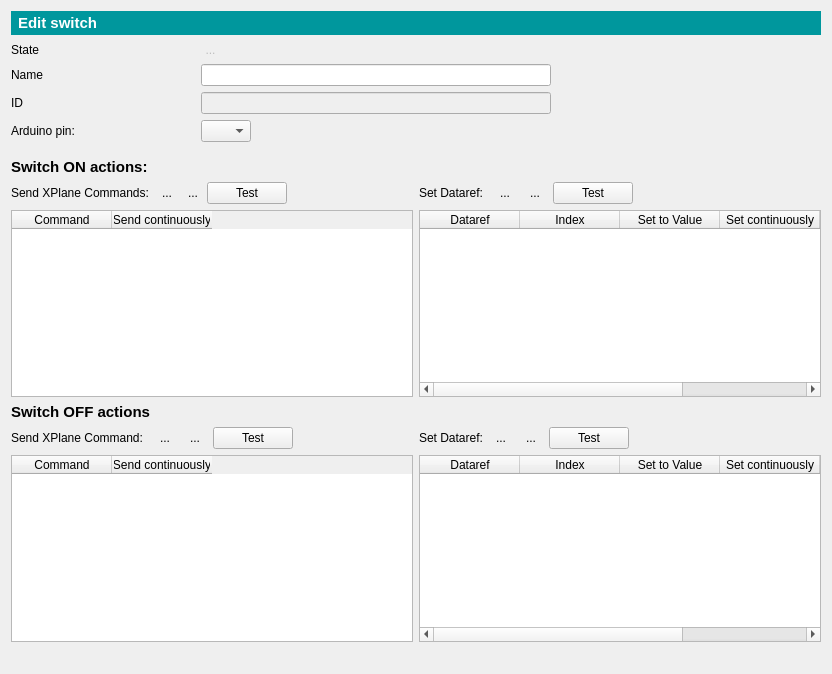
The window that gui/switchEditForm.ui (leleopard/pyXPArduino) describes before a commit, drawn with Qt 5.
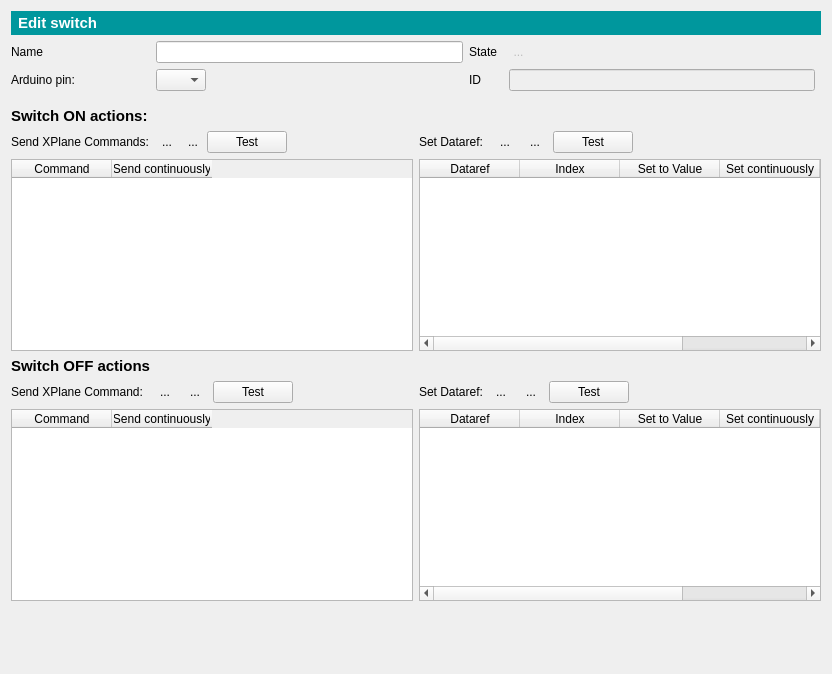
The same window after the commit. Icons and pictures are not drawn.

Commit message: upgraded rot encoder form to have dataref and command picker

Patch:
```diff
--- a/gui/switchEditForm.ui
+++ b/gui/switchEditForm.ui
@@ -23,7 +23,48 @@
    <property name="sizeConstraint">
     <enum>QLayout::SetDefaultConstraint</enum>
    </property>
-   <item row="0" column="0" colspan="5">
+   <item row="9" column="0">
+    <widget class="QLabel" name="label_15">
+     <property name="font">
+      <font>
+       <pointsize>11</pointsize>
+       <weight>75</weight>
+       <bold>true</bold>
+      </font>
+     </property>
+     <property name="text">
+      <string>Switch OFF actions</string>
+     </property>
+    </widget>
+   </item>
+   <item row="12" column="0">
+    <spacer name="verticalSpacer">
+     <property name="orientation">
+      <enum>Qt::Vertical</enum>
+     </property>
+     <property name="sizeHint" stdset="0">
+      <size>
+       <width>20</width>
+       <height>26</height>
+      </size>
+     </property>
+    </spacer>
+   </item>
+   <item row="7" column="0">
+    <widget class="QLabel" name="label_9">
+     <property name="font">
+      <font>
+       <pointsize>11</pointsize>
+       <weight>75</weight>
+       <bold>true</bold>
+      </font>
+     </property>
+     <property name="text">
+      <string>Switch ON actions:</string>
+     </property>
+    </widget>
+   </item>
+   <item row="0" column="0" colspan="6">
     <widget class="QLabel" name="label_8">
      <property name="font">
       <font>
@@ -43,65 +84,181 @@
      </property>
     </widget>
    </item>
+   <item row="10" column="0" colspan="6">
+    <layout class="QGridLayout" name="gridLayout_4">
+     <item row="6" column="0">
+      <widget class="QTableWidget" name="SWOFF_CMDS_TABLE">
+       <column>
+        <property name="text">
+         <string>Command</string>
+        </property>
+       </column>
+       <column>
+        <property name="text">
+         <string>Send continuously</string>
+        </property>
+       </column>
+      </widget>
+     </item>
+     <item row="6" column="1">
+      <widget class="QTableWidget" name="SWOFF_DREFS_TABLE">
+       <column>
+        <property name="text">
+         <string>Dataref</string>
+        </property>
+       </column>
+       <column>
+        <property name="text">
+         <string>Index</string>
+        </property>
+       </column>
+       <column>
+        <property name="text">
+         <string>Set to Value</string>
+        </property>
+       </column>
+       <column>
+        <property name="text">
+         <string>Set continuously</string>
+        </property>
+       </column>
+       <column>
+        <property name="text">
+         <string>Type</string>
+        </property>
+       </column>
+       <column>
+        <property name="text">
+         <string>Unit</string>
+        </property>
+       </column>
+      </widget>
+     </item>
+     <item row="3" column="0">
+      <layout class="QHBoxLayout" name="horizontalLayout_6">
+       <item>
+        <widget class="QLabel" name="label_12">
+         <property name="text">
+          <string>Send XPlane Command: </string>
+         </property>
+        </widget>
+       </item>
+       <item>
+        <widget class="QToolButton" name="SWOFF_ADDCMD_BTN">
+         <property name="text">
+          <string>...</string>
+         </property>
+         <property name="icon">
+          <iconset>
+           <normalon>:/newPrefix/plusIcon.png</normalon>
+          </iconset>
+         </property>
+         <property name="autoRaise">
+          <bool>true</bool>
+         </property>
+        </widget>
+       </item>
+       <item>
+        <widget class="QToolButton" name="SWOFF_RMCMD_BTN">
+         <property name="text">
+          <string>...</string>
+         </property>
+         <property name="icon">
+          <iconset>
+           <normalon>:/newPrefix/minusIcon.png</normalon>
+          </iconset>
+         </property>
+         <property name="autoRaise">
+          <bool>true</bool>
+         </property>
+        </widget>
+       </item>
+       <item>
+        <widget class="QPushButton" name="testSWOFF_CMDS_button">
+         <property name="text">
+          <string>Test</string>
+         </property>
+        </widget>
+       </item>
+       <item>
+        <spacer name="horizontalSpacer_3">
+         <property name="orientation">
+          <enum>Qt::Horizontal</enum>
+         </property>
+         <property name="sizeHint" stdset="0">
+          <size>
+           <width>40</width>
+           <height>20</height>
+          </size>
+         </property>
+        </spacer>
+       </item>
+      </layout>
+     </item>
+     <item row="3" column="1">
+      <layout class="QHBoxLayout" name="horizontalLayout_7">
+       <item>
+        <widget class="QLabel" name="label_14">
+         <property name="text">
+          <string>Set Dataref:</string>
+         </property>
+        </widget>
+       </item>
+       <item>
+        <widget class="QToolButton" name="SWOFF_ADDDREF_BTN">
+         <property name="text">
+          <string>...</string>
+         </property>
+         <property name="icon">
+          <iconset>
+           <normalon>:/newPrefix/plusIcon.png</normalon>
+          </iconset>
+         </property>
+         <property name="autoRaise">
+          <bool>true</bool>
+         </property>
+        </widget>
+       </item>
+       <item>
+        <widget class="QToolButton" name="SWOFF_RMDREF_BTN">
+         <property name="text">
+          <string>...</string>
+         </property>
+         <property name="icon">
+          <iconset>
+           <normalon>:/newPrefix/minusIcon.png</normalon>
+          </iconset>
+         </property>
+         <property name="autoRaise">
+          <bool>true</bool>
+         </property>
+        </widget>
+       </item>
+       <item>
+        <widget class="QPushButton" name="testSWOFF_DREFS_button">
+         <property name="text">
+          <string>Test</string>
+         </property>
+        </widget>
+       </item>
+       <item>
+        <spacer name="horizontalSpacer_4">
+         <property name="orientation">
+          <enum>Qt::Horizontal</enum>
+         </property>
+         <property name="sizeHint" stdset="0">
+          <size>
+           <width>40</width>
+           <height>20</height>
+          </size>
+         </property>
+        </spacer>
+       </item>
+      </layout>
+     </item>
+    </layout>
+   </item>
    <item row="1" column="0">
-    <widget class="QLabel" name="label_17">
-     <property name="text">
-      <string>State</string>
-     </property>
-    </widget>
-   </item>
-   <item row="6" column="0">
-    <spacer name="verticalSpacer_2">
-     <property name="orientation">
-      <enum>Qt::Vertical</enum>
-     </property>
-     <property name="sizeType">
-      <enum>QSizePolicy::Fixed</enum>
-     </property>
-     <property name="sizeHint" stdset="0">
-      <size>
-       <width>20</width>
-       <height>10</height>
-      </size>
-     </property>
-    </spacer>
-   </item>
-   <item row="4" column="0">
-    <widget class="QLabel" name="label_19">
-     <property name="text">
-      <string>ID</string>
-     </property>
-    </widget>
-   </item>
-   <item row="7" column="0">
-    <widget class="QLabel" name="label_9">
-     <property name="font">
-      <font>
-       <pointsize>11</pointsize>
-       <weight>75</weight>
-       <bold>true</bold>
-      </font>
-     </property>
-     <property name="text">
-      <string>Switch ON actions:</string>
-     </property>
-    </widget>
-   </item>
-   <item row="9" column="0">
-    <widget class="QLabel" name="label_15">
-     <property name="font">
-      <font>
-       <pointsize>11</pointsize>
-       <weight>75</weight>
-       <bold>true</bold>
-      </font>
-     </property>
-     <property name="text">
-      <string>Switch OFF actions</string>
-     </property>
-    </widget>
-   </item>
-   <item row="3" column="0">
     <widget class="QLabel" name="label_3">
      <property name="sizePolicy">
       <sizepolicy hsizetype="Minimum" vsizetype="Minimum">
@@ -117,37 +274,7 @@
      </property>
     </widget>
    </item>
-   <item row="5" column="0">
-    <widget class="QLabel" name="label_18">
-     <property name="text">
-      <string>Arduino pin:</string>
-     </property>
-    </widget>
-   </item>
-   <item row="12" column="0">
-    <spacer name="verticalSpacer">
-     <property name="orientation">
-      <enum>Qt::Vertical</enum>
-     </property>
-     <property name="sizeHint" stdset="0">
-      <size>
-       <width>20</width>
-       <height>26</height>
-      </size>
-     </property>
-    </spacer>
-   </item>
-   <item row="5" column="1">
-    <widget class="QComboBox" name="PIN_comboBox">
-     <property name="maximumSize">
-      <size>
-       <width>50</width>
-       <height>16777215</height>
-      </size>
-     </property>
-    </widget>
-   </item>
-   <item row="8" column="0" colspan="5">
+   <item row="8" column="0" colspan="6">
     <layout class="QGridLayout" name="gridLayout_3">
      <item row="4" column="1">
       <widget class="QTableWidget" name="SWON_CMDS_TABLE">
@@ -333,181 +460,23 @@
      </item>
     </layout>
    </item>
-   <item row="10" column="0" colspan="5">
-    <layout class="QGridLayout" name="gridLayout_4">
-     <item row="6" column="0">
-      <widget class="QTableWidget" name="SWOFF_CMDS_TABLE">
-       <column>
-        <property name="text">
-         <string>Command</string>
-        </property>
-       </column>
-       <column>
-        <property name="text">
-         <string>Send continuously</string>
-        </property>
-       </column>
-      </widget>
-     </item>
-     <item row="6" column="1">
-      <widget class="QTableWidget" name="SWOFF_DREFS_TABLE">
-       <column>
-        <property name="text">
-         <string>Dataref</string>
-        </property>
-       </column>
-       <column>
-        <property name="text">
-         <string>Index</string>
-        </property>
-       </column>
-       <column>
-        <property name="text">
-         <string>Set to Value</string>
-        </property>
-       </column>
-       <column>
-        <property name="text">
-         <string>Set continuously</string>
-        </property>
-       </column>
-       <column>
-        <property name="text">
-         <string>Type</string>
-        </property>
-       </column>
-       <column>
-        <property name="text">
-         <string>Unit</string>
-        </property>
-       </column>
-      </widget>
-     </item>
-     <item row="3" column="0">
-      <layout class="QHBoxLayout" name="horizontalLayout_6">
-       <item>
-        <widget class="QLabel" name="label_12">
-         <property name="text">
-          <string>Send XPlane Command: </string>
-         </property>
-        </widget>
-       </item>
-       <item>
-        <widget class="QToolButton" name="SWOFF_ADDCMD_BTN">
-         <property name="text">
-          <string>...</string>
-         </property>
-         <property name="icon">
-          <iconset>
-           <normalon>:/newPrefix/plusIcon.png</normalon>
-          </iconset>
-         </property>
-         <property name="autoRaise">
-          <bool>true</bool>
-         </property>
-        </widget>
-       </item>
-       <item>
-        <widget class="QToolButton" name="SWOFF_RMCMD_BTN">
-         <property name="text">
-          <string>...</string>
-         </property>
-         <property name="icon">
-          <iconset>
-           <normalon>:/newPrefix/minusIcon.png</normalon>
-          </iconset>
-         </property>
-         <property name="autoRaise">
-          <bool>true</bool>
-         </property>
-        </widget>
-       </item>
-       <item>
-        <widget class="QPushButton" name="testSWOFF_CMDS_button">
-         <property name="text">
-          <string>Test</string>
-         </property>
-        </widget>
-       </item>
-       <item>
-        <spacer name="horizontalSpacer_3">
-         <property name="orientation">
-          <enum>Qt::Horizontal</enum>
-         </property>
-         <property name="sizeHint" stdset="0">
-          <size>
-           <width>40</width>
-           <height>20</height>
-          </size>
-         </property>
-        </spacer>
-       </item>
-      </layout>
-     </item>
-     <item row="3" column="1">
-      <layout class="QHBoxLayout" name="horizontalLayout_7">
-       <item>
-        <widget class="QLabel" name="label_14">
-         <property name="text">
-          <string>Set Dataref:</string>
-         </property>
-        </widget>
-       </item>
-       <item>
-        <widget class="QToolButton" name="SWOFF_ADDDREF_BTN">
-         <property name="text">
-          <string>...</string>
-         </property>
-         <property name="icon">
-          <iconset>
-           <normalon>:/newPrefix/plusIcon.png</normalon>
-          </iconset>
-         </property>
-         <property name="autoRaise">
-          <bool>true</bool>
-         </property>
-        </widget>
-       </item>
-       <item>
-        <widget class="QToolButton" name="SWOFF_RMDREF_BTN">
-         <property name="text">
-          <string>...</string>
-         </property>
-         <property name="icon">
-          <iconset>
-           <normalon>:/newPrefix/minusIcon.png</normalon>
-          </iconset>
-         </property>
-         <property name="autoRaise">
-          <bool>true</bool>
-         </property>
-        </widget>
-       </item>
-       <item>
-        <widget class="QPushButton" name="testSWOFF_DREFS_button">
-         <property name="text">
-          <string>Test</string>
-         </property>
-        </widget>
-       </item>
-       <item>
-        <spacer name="horizontalSpacer_4">
-         <property name="orientation">
-          <enum>Qt::Horizontal</enum>
-         </property>
-         <property name="sizeHint" stdset="0">
-          <size>
-           <width>40</width>
-           <height>20</height>
-          </size>
-         </property>
-        </spacer>
-       </item>
-      </layout>
-     </item>
-    </layout>
+   <item row="6" column="0">
+    <spacer name="verticalSpacer_2">
+     <property name="orientation">
+      <enum>Qt::Vertical</enum>
+     </property>
+     <property name="sizeType">
+      <enum>QSizePolicy::Fixed</enum>
+     </property>
+     <property name="sizeHint" stdset="0">
+      <size>
+       <width>20</width>
+       <height>10</height>
+      </size>
+     </property>
+    </spacer>
    </item>
-   <item row="3" column="1" colspan="3">
+   <item row="1" column="1">
     <widget class="QLineEdit" name="nameLineEdit">
      <property name="minimumSize">
       <size>
@@ -523,7 +492,14 @@
      </property>
     </widget>
    </item>
-   <item row="4" column="1" colspan="3">
+   <item row="2" column="2">
+    <widget class="QLabel" name="label_19">
+     <property name="text">
+      <string>ID</string>
+     </property>
+    </widget>
+   </item>
+   <item row="2" column="4">
     <widget class="QLineEdit" name="IDlineEdit">
      <property name="enabled">
       <bool>false</bool>
@@ -545,7 +521,14 @@
      </property>
     </widget>
    </item>
-   <item row="1" column="1">
+   <item row="1" column="2">
+    <widget class="QLabel" name="label_17">
+     <property name="text">
+      <string>State</string>
+     </property>
+    </widget>
+   </item>
+   <item row="1" column="4">
     <widget class="QToolButton" name="switchStateButton">
      <property name="enabled">
       <bool>false</bool>
@@ -581,6 +564,23 @@
      </property>
     </widget>
    </item>
+   <item row="2" column="0">
+    <widget class="QLabel" name="label_18">
+     <property name="text">
+      <string>Arduino pin:</string>
+     </property>
+    </widget>
+   </item>
+   <item row="2" column="1">
+    <widget class="QComboBox" name="PIN_comboBox">
+     <property name="maximumSize">
+      <size>
+       <width>50</width>
+       <height>16777215</height>
+      </size>
+     </property>
+    </widget>
+   </item>
   </layout>
  </widget>
  <resources>
```
The commit also changes 10 other files.
